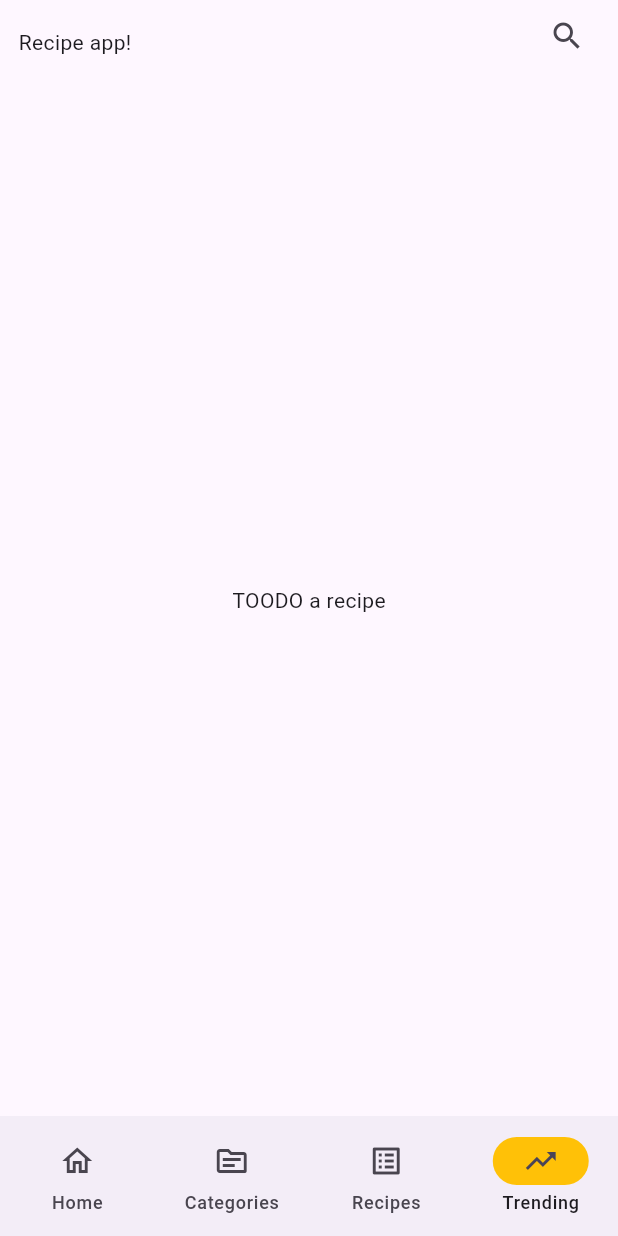
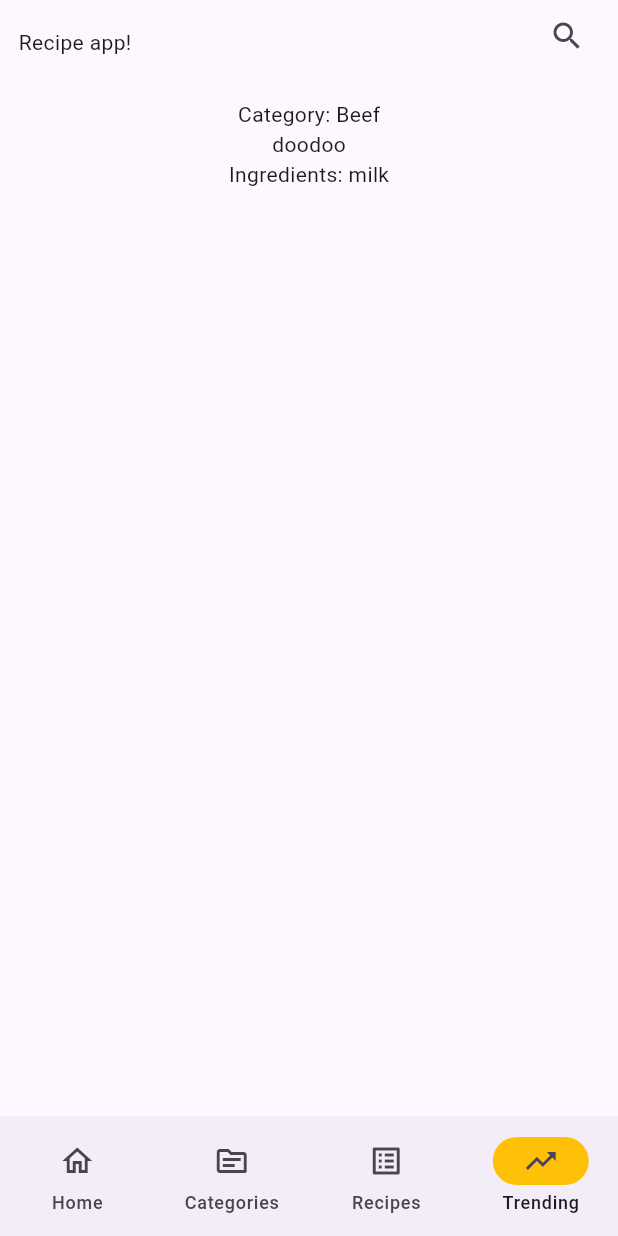
Before and after one commit to lepplaju/recipes_app, a Flutter app: the screen it shows after launch, item 4 of the bottom bar chosen, on a phone screen of 412 x 824 dp. Run offline on Flutter 3.47's test engine with Material 3 defaults, Android fonts, the phone set to English and light mode, and no system bars; our stand-ins replace go_router.

Commit message:
Displaying recipe information

```diff
--- a/lib/models/mock_data.dart
+++ b/lib/models/mock_data.dart
@@ -1,6 +1,5 @@
 import "dart:math";
 
-import "package:flutter/foundation.dart";
 import "package:recipe_app/models/recipe.dart";
 
 class MockRecipeData {
@@ -152,4 +151,9 @@ class MockRecipeData {
   List<String> getCategories() {
     return categories;
   }
+
+  Recipe getRandomRecipe() {
+    mockRecipes.shuffle();
+    return mockRecipes.first;
+  }
 }
--- a/lib/screens/navigation_example_page.dart
+++ b/lib/screens/navigation_example_page.dart
@@ -1,5 +1,6 @@
 import 'package:flutter/material.dart';
 import 'package:recipe_app/screens/category_page.dart';
+import 'package:recipe_app/screens/main_page.dart';
 import 'package:recipe_app/screens/recipe_page.dart';
 import 'package:recipe_app/screens/recipes_listView.dart';
 import 'package:recipe_app/widgets/custom_top_bar.dart';
@@ -51,18 +52,7 @@ class _NavigationExampleState extends State<NavigationExample> {
       ),
       body: <Widget>[
         /// Home page
-        Card(
-          shadowColor: Colors.transparent,
-          margin: const EdgeInsets.all(8.0),
-          child: SizedBox.expand(
-            child: Center(
-              child: Text(
-                'Home page',
-                style: theme.textTheme.titleLarge,
-              ),
-            ),
-          ),
-        ),
+        MainPage(),
 
         /// Categories page
         CategoriesPage(),
--- a/lib/screens/recipe_page.dart
+++ b/lib/screens/recipe_page.dart
@@ -1,8 +1,18 @@
 import 'package:flutter/material.dart';
+import 'package:recipe_app/models/mock_data.dart';
+import 'package:recipe_app/models/recipe.dart';
 
 class RecipePage extends StatelessWidget {
+  Recipe recipeToShow = MockRecipeData().getRandomRecipe();
   @override
   Widget build(BuildContext context) {
-    return Center(child: Text("TOODO a recipe"));
+    print(recipeToShow);
+    return Scaffold(
+        body: Center(
+            child: Column(children: [
+      Text("Category: ${recipeToShow.category}"),
+      Text("${recipeToShow.name}"),
+      Text("Ingredients: ${recipeToShow.ingredients[0]}"),
+    ])));
   }
 }
```
Also changed, not shown: lib/main.dart (+0 -32 lines), lib/screens/main_page.dart (+19 -0 lines), lib/screens/recipes_listView.dart (+6 -1 lines).
